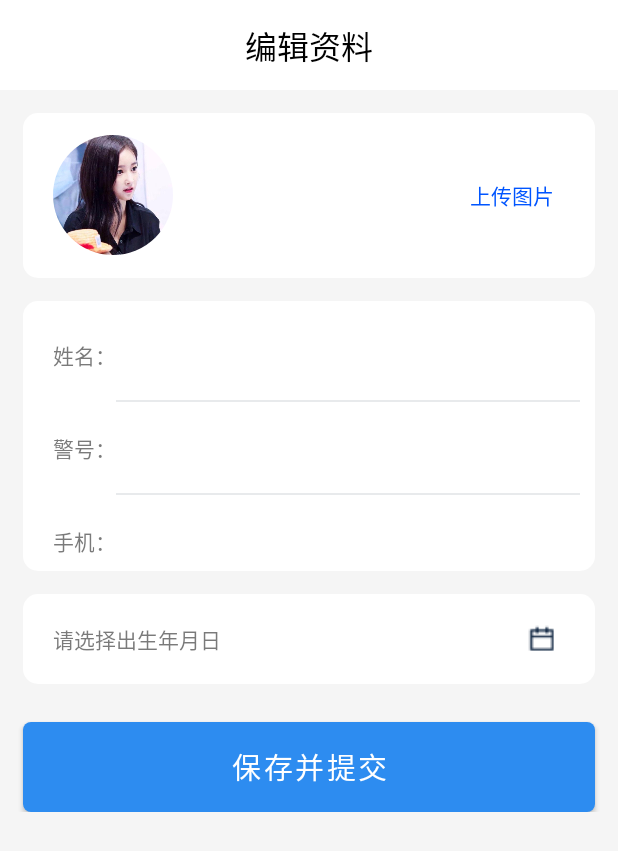
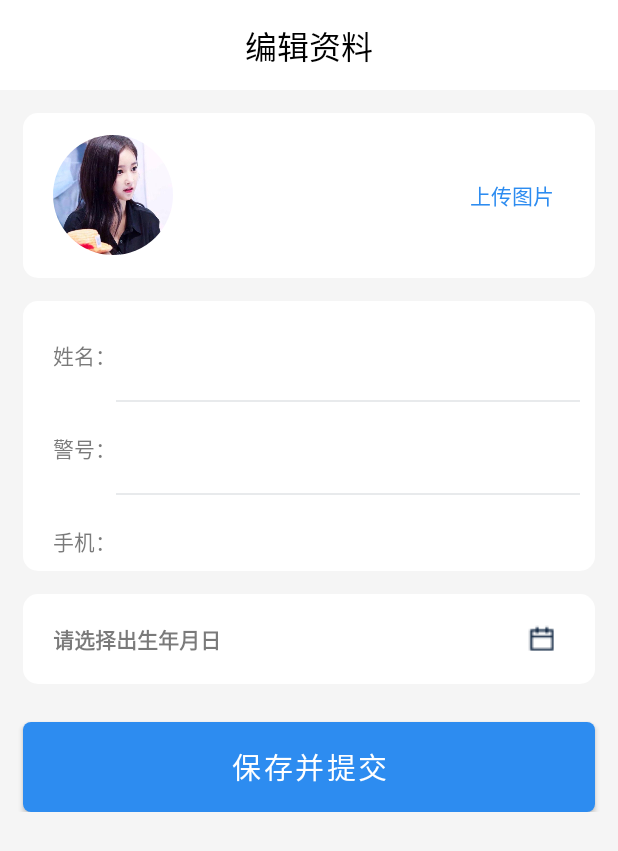
Before and after one commit to wcdxg/WanAndroid, an Android app: the screen it shows after launch (EditUserInfoActivity), on a phone screen of 412 x 824 dp. Shown: the top 851 px of the screen. Run offline under Robolectric (Android 15) with nearby library versions, the phone set to English and light mode, and no system bars; libraries missing offline, so code that uses them is left out: com.bigkoo.pickerview, com.blankj.utilcode, com.gyf.immersionbar, com.isseiaoki.simplecropview, com.kongzue.dialogx and 3 more; plain views replace RoundedImageView; pictures from the network do not load; 6 statements that could not run were skipped.

```diff
--- a/app/src/main/res/layout/activity_edit_user_info.xml
+++ b/app/src/main/res/layout/activity_edit_user_info.xml
@@ -54,7 +54,7 @@
                     android:layout_weight="1"
                     android:gravity="center|end"
                     android:text="@string/upload_photo"
-                    android:textColor="@color/mine_btn_blue"
+                    android:textColor="@color/main_blue"
                     android:textSize="14sp" />
             </LinearLayout>
 
@@ -191,9 +191,10 @@
                     android:layout_marginStart="20dp"
                     android:background="@color/white"
                     android:hint="@string/choose_birth_date"
-                    android:textColor="@color/mine_user_value"
+                    android:textColor="@color/main_blue"
                     android:textColorHint="@color/mine_user_title"
                     android:textSize="14sp"
+                    android:textStyle="bold"
                     app:layout_constraintBottom_toBottomOf="parent"
                     app:layout_constraintStart_toStartOf="parent"
                     app:layout_constraintTop_toTopOf="parent" />
@@ -216,7 +217,7 @@
                 android:layout_height="60dp"
                 android:layout_marginTop="25dp"
                 android:background="@drawable/shape_mine_dialog_corner_5dp"
-                android:backgroundTint="@color/mine_btn_submit"
+                android:backgroundTint="@color/main_blue"
                 android:text="@string/save_and_submit"
                 android:textColor="@color/white"
                 android:textSize="19sp"
--- a/app/src/main/res/values/colors.xml
+++ b/app/src/main/res/values/colors.xml
@@ -16,6 +16,4 @@
     <color name="mine_user_value">#222222</color>
     <color name="mine_view_line">#e8eaec</color>
     <color name="mine_exit_login">#ed4014</color>
-    <color name="mine_btn_blue">#0055ff</color>
-    <color name="mine_btn_submit">#2d8cf0</color>
 </resources>
```
